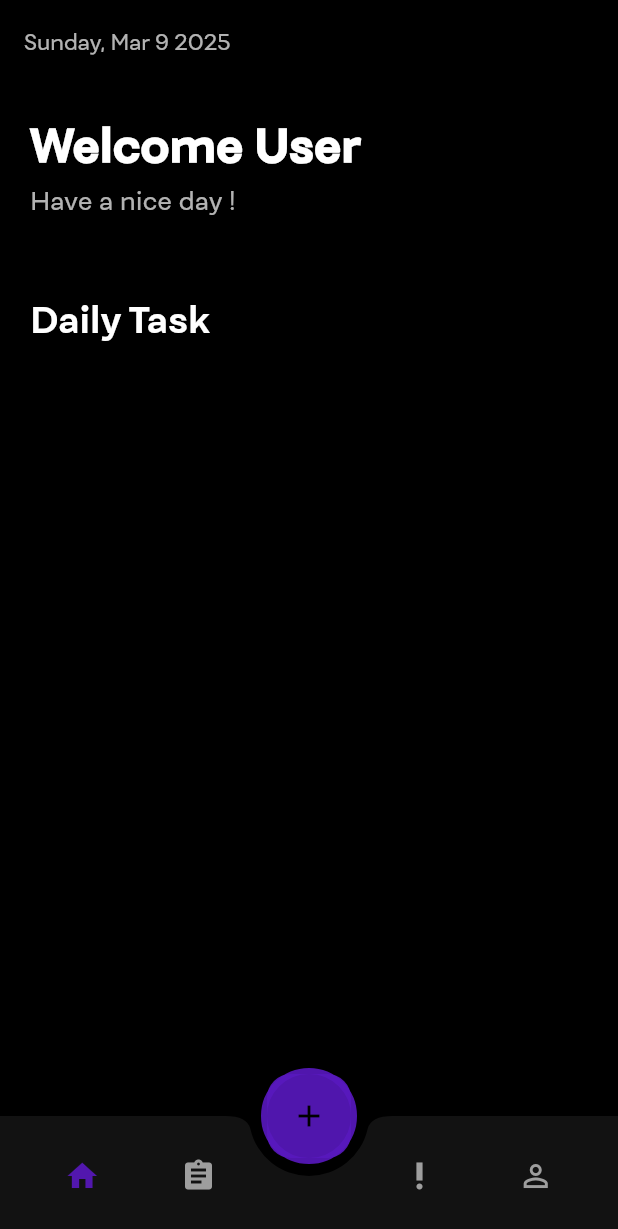
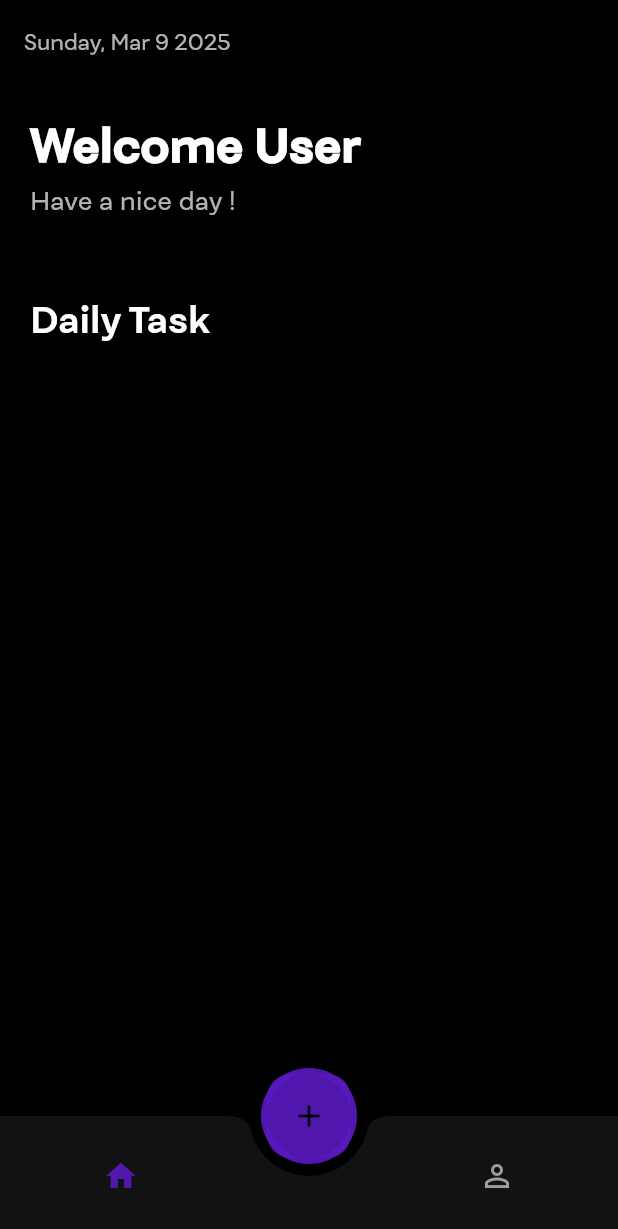
Before and after one commit to elgasing23/Ristek_M-Naufal-Zhafran, a Flutter app: the screen it shows after launch, on a phone screen of 412 x 824 dp. Shown: the top 1229 px of the screen. Run offline on Flutter 3.47's test engine with Material 3 defaults, Android fonts, the phone set to English and light mode, and no system bars; project files that could hold a hidden picture were left out.

Commit message:
menghapus icon pada navigation bar, karena saya rasa waktu tidak cukup untuk membuat fitur lain

```diff
--- a/lib/pages/home.dart
+++ b/lib/pages/home.dart
@@ -58,15 +58,7 @@ class MyWidgetState extends State<MyWidget> {
               ),
               onPressed: () {},
             ),
-            IconButton(
-              icon: Icon(Icons.assignment, color: Colors.grey),
-              onPressed: () {},
-            ),
             SizedBox(width: 40),
-            IconButton(
-              icon: Icon(Icons.priority_high, color: Colors.grey),
-              onPressed: () {},
-            ),
             IconButton(
               icon: Icon(Icons.person_outline, color: Colors.grey),
               onPressed: () {},
```
Also changed, not shown: lib/pages/addtask.dart (line endings or trailing spaces), lib/pages/todo.dart (line endings or trailing spaces), lib/pages/todo_item.dart (line endings or trailing spaces).
